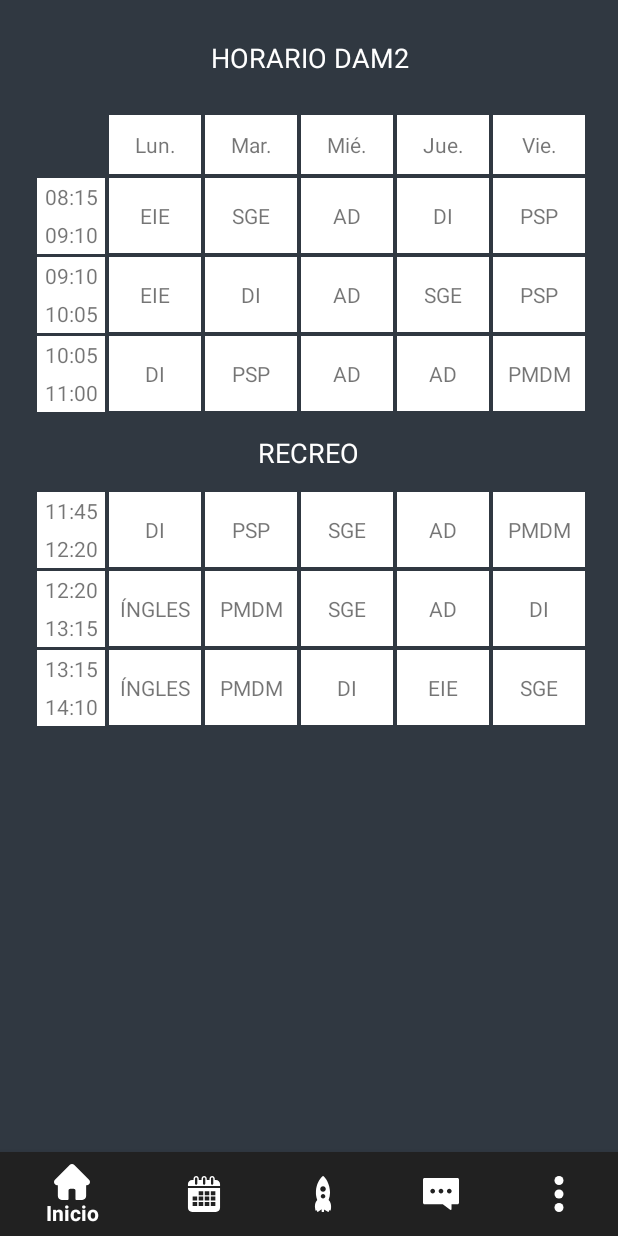
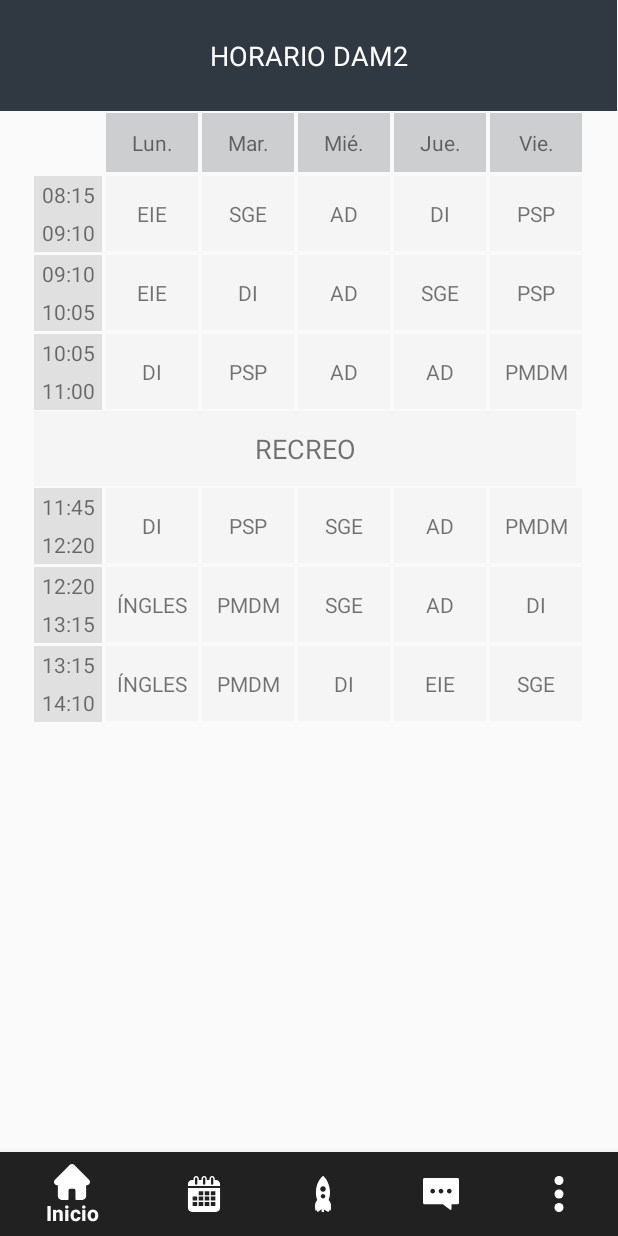
Before and after one commit to JoshDG37/Eduincu, an Android app: the screen it shows after launch once a user with an empty profile is signed in (Container), on a phone screen of 412 x 824 dp. Run offline under Robolectric (Android 15) with nearby library versions, the phone set to English and light mode, and no system bars; our stand-ins replace CircleImageView, Firebase (no records; nobody signed in at launch, a user with empty details on screens opened directly), Picasso; libraries missing offline, so code that uses them is left out: com.github.sundeepk.compactcalendarview, com.theartofdev.edmodo.

Commit message:
El Inicio y Calendario definitive

```diff
--- a/app/src/main/java/com/example/test_cont/Calendar.java
+++ b/app/src/main/java/com/example/test_cont/Calendar.java
@@ -126,8 +126,8 @@ public class Calendar extends Fragment {
             public void onChildAdded(@NonNull DataSnapshot dataSnapshot, @Nullable String s) {
                 String fecha = dataSnapshot.child( "fecha" ).getValue().toString();
                 String evento = dataSnapshot.child( "evento" ).getValue().toString();
-                eventos.add(new Event( Color.WHITE, convertirMilli( fecha ), evento ) );
-                compactCalendarView.addEvent(new Event( Color.WHITE, convertirMilli( fecha ), evento )  );
+                eventos.add(new Event( Color.BLACK, convertirMilli( fecha ), evento ) );
+                compactCalendarView.addEvent(new Event( Color.BLACK, convertirMilli( fecha ), evento )  );
 
                 //Para mostrar el texto en el listView "Evento: Fecha"
                 String infoDia =evento+": "+fecha;
--- a/app/src/main/res/layout/fragment_calendar.xml
+++ b/app/src/main/res/layout/fragment_calendar.xml
@@ -39,12 +39,12 @@
         android:layout_marginTop="74dp"
         android:paddingLeft="10dp"
         android:paddingRight="10dp"
-        app:compactCalendarBackgroundColor="#303841"
+        app:compactCalendarBackgroundColor="#F5F5F5"
         app:compactCalendarCurrentDayBackgroundColor="#CDCECF"
-        app:compactCalendarCurrentSelectedDayBackgroundColor="#303841"
+        app:compactCalendarCurrentSelectedDayBackgroundColor="#E0E0E0"
         app:compactCalendarMultiEventIndicatorColor="#fff"
         app:compactCalendarTargetHeight="250dp"
-        app:compactCalendarTextColor="#fff"
+        app:compactCalendarTextColor="#303841"
         app:compactCalendarTextSize="16sp"
         app:layout_constraintEnd_toEndOf="parent"
         app:layout_constraintStart_toStartOf="parent"
--- a/app/src/main/res/layout/fragment_home.xml
+++ b/app/src/main/res/layout/fragment_home.xml
@@ -4,15 +4,30 @@
     xmlns:tools="http://schemas.android.com/tools"
     android:layout_width="match_parent"
     android:layout_height="match_parent"
-    android:background="#303841"
+
     tools:context=".Home">
 
 
+    <TextView
+        android:id="@+id/textView"
+        android:layout_width="411dp"
+        android:layout_height="74dp"
+        android:background="#303841"
+        android:gravity="center"
+        android:text="HORARIO DAM2"
+        android:textColor="#FFF"
+        android:textSize="18dp"
+        app:layout_column="0"
+        app:layout_columnSpan="7"
+        app:layout_row="0" />
+
     <androidx.gridlayout.widget.GridLayout
         android:id="@+id/gridLayout"
-        android:layout_width="367dp"
-        android:layout_height="487dp"
-        android:layout_margin="1dp"
+        android:layout_width="368dp"
+        android:layout_height="407dp"
+        android:layout_marginStart="20dp"
+        android:layout_marginTop="74dp"
+        android:layout_marginEnd="23dp"
         android:foregroundGravity="center"
         app:layout_constraintEnd_toEndOf="parent"
         app:layout_constraintStart_toStartOf="parent"
@@ -23,7 +38,7 @@
             android:layout_width="61dp"
             android:layout_height="50dp"
             android:layout_margin="1dp"
-            android:background="#FFF"
+            android:background="#F5F5F5"
             android:gravity="center"
             android:padding="10dp"
             android:text="AD"
@@ -35,7 +50,7 @@
             android:layout_width="61dp"
             android:layout_height="50dp"
             android:layout_margin="1dp"
-            android:background="#FFF"
+            android:background="#F5F5F5"
             android:gravity="center"
             android:padding="10dp"
             android:text="AD"
@@ -44,11 +59,10 @@
             app:layout_rowSpan="2" />
 
         <TextView
-            android:id="@+id/textView47"
             android:layout_width="61dp"
             android:layout_height="50dp"
             android:layout_margin="1dp"
-            android:background="#FFF"
+            android:background="#F5F5F5"
             android:gravity="center"
             android:padding="10dp"
             android:text="SGE"
@@ -61,7 +75,7 @@
             android:layout_width="61dp"
             android:layout_height="50dp"
             android:layout_margin="1dp"
-            android:background="#FFF"
+            android:background="#F5F5F5"
             android:gravity="center"
             android:padding="10dp"
             android:text="SGE"
@@ -73,7 +87,7 @@
             android:layout_width="61dp"
             android:layout_height="50dp"
             android:layout_margin="1dp"
-            android:background="#FFF"
+            android:background="#F5F5F5"
             android:gravity="center"
             android:padding="10dp"
             android:text="DI"
@@ -85,7 +99,7 @@
             android:layout_width="45dp"
             android:layout_height="25dp"
             android:layout_marginLeft="2dp"
-            android:background="#FFF"
+            android:background="#E0E0E0"
             android:gravity="center"
             android:text="09:10"
             android:textSize="14dp"
@@ -96,7 +110,7 @@
             android:layout_width="45dp"
             android:layout_height="25dp"
             android:layout_marginLeft="2dp"
-            android:background="#FFF"
+            android:background="#E0E0E0"
             android:gravity="center"
             android:text="10:05"
             android:textSize="14dp"
@@ -107,7 +121,7 @@
             android:layout_width="45dp"
             android:layout_height="25dp"
             android:layout_marginLeft="2dp"
-            android:background="#FFF"
+            android:background="#E0E0E0"
             android:gravity="center"
             android:text="11:00"
             android:textSize="14dp"
@@ -118,7 +132,7 @@
             android:layout_width="45dp"
             android:layout_height="25dp"
             android:layout_marginLeft="2dp"
-            android:background="#FFF"
+            android:background="#E0E0E0"
             android:gravity="center"
             android:text="12:20"
             android:textSize="14dp"
@@ -130,7 +144,7 @@
             android:layout_width="45dp"
             android:layout_height="25dp"
             android:layout_marginLeft="2dp"
-            android:background="#FFF"
+            android:background="#E0E0E0"
             android:gravity="center"
             android:text="13:15"
             android:textSize="14dp"
@@ -142,36 +156,25 @@
             android:layout_width="45dp"
             android:layout_height="25dp"
             android:layout_marginLeft="2dp"
-            android:background="#FFF"
+            android:background="#E0E0E0"
             android:gravity="center"
             android:text="14:10"
             android:textSize="14dp"
             app:layout_column="0"
             app:layout_row="14" />
 
+
         <TextView
             android:layout_width="361dp"
             android:layout_height="50dp"
             android:layout_marginLeft="2dp"
-            android:layout_marginTop="1dp"
+            android:background="#F5F5F5"
             android:gravity="center"
             android:text="RECREO"
-            android:textColor="#FFFFFF"
             android:textSize="18dp"
             app:layout_column="0"
             app:layout_columnSpan="7"
             app:layout_row="8" />
-
-        <TextView
-            android:layout_width="match_parent"
-            android:layout_height="74dp"
-            android:gravity="center"
-            android:text="HORARIO DAM2"
-            android:textColor="#FFF"
-            android:textSize="18dp"
-            app:layout_column="0"
-            app:layout_columnSpan="7"
-            app:layout_row="0" />
 
         <TextView
             android:layout_width="45dp"
@@ -179,7 +182,7 @@
             android:layout_marginLeft="2dp"
             android:layout_marginTop="1dp"
             android:layout_marginRight="1dp"
-            android:background="#FFF"
+            android:background="#E0E0E0"
             android:gravity="center"
             android:padding="0dp"
             android:text="08:15"
@@ -193,7 +196,7 @@
             android:layout_marginLeft="2dp"
             android:layout_marginTop="1dp"
             android:layout_marginRight="1dp"
-            android:background="#FFF"
+            android:background="#E0E0E0"
             android:gravity="center"
             android:text="09:10"
             android:textSize="14dp"
@@ -206,7 +209,7 @@
             android:layout_marginLeft="2dp"
             android:layout_marginTop="1dp"
             android:layout_marginRight="1dp"
-            android:background="#FFF"
+            android:background="#E0E0E0"
             android:gravity="center"
             android:text="10:05"
             android:textSize="14dp"
@@ -220,7 +223,7 @@
             android:layout_marginLeft="2dp"
             android:layout_marginTop="1dp"
             android:layout_marginRight="1dp"
-            android:background="#FFF"
+            android:background="#E0E0E0"
             android:gravity="center"
             android:text="11:45"
             android:textSize="14dp"
@@ -234,7 +237,7 @@
             android:layout_marginLeft="2dp"
             android:layout_marginTop="1dp"
             android:layout_marginRight="1dp"
-            android:background="#FFF"
+            android:background="#E0E0E0"
             android:gravity="center"
             android:text="12:20"
             android:textSize="14dp"
@@ -248,7 +251,7 @@
             android:layout_marginLeft="2dp"
             android:layout_marginTop="1dp"
             android:layout_marginRight="1dp"
-            android:background="#FFF"
+            android:background="#E0E0E0"
             android:gravity="center"
             android:text="13:15"
             android:textSize="14dp"
@@ -259,7 +262,7 @@
             android:layout_width="61dp"
             android:layout_height="wrap_content"
             android:layout_margin="1dp"
-            android:background="#FFF"
+            android:background="#CDCECF"
             android:gravity="center"
             android:padding="10dp"
             android:text="Lun."
@@ -270,7 +273,7 @@
             android:layout_width="61dp"
             android:layout_height="50dp"
             android:layout_margin="1dp"
-            android:background="#FFF"
+            android:background="#F5F5F5"
             android:gravity="center"
             android:padding="10dp"
             android:text="EIE"
@@ -282,7 +285,7 @@
             android:layout_width="61dp"
             android:layout_height="50dp"
             android:layout_margin="1dp"
-            android:background="#FFF"
+            android:background="#F5F5F5"
             android:gravity="center"
             android:padding="10dp"
             android:text="EIE"
@@ -294,7 +297,7 @@
             android:layout_width="61dp"
             android:layout_height="50dp"
             android:layout_margin="1dp"
-            android:background="#FFF"
+            android:background="#F5F5F5"
             android:gravity="center"
             android:padding="10dp"
             android:text="DI"
@@ -303,11 +306,10 @@
             app:layout_rowSpan="2" />
 
         <TextView
-            android:id="@+id/textView45"
             android:layout_width="61dp"
             android:layout_height="50dp"
             android:layout_margin="1dp"
-            android:background="#FFF"
+            android:background="#F5F5F5"
             android:gravity="center"
             android:padding="10dp"
             android:text="DI"
@@ -319,7 +321,7 @@
             android:layout_width="61dp"
             android:layout_height="50dp"
             android:layout_margin="1dp"
-            android:background="#FFF"
+            android:background="#F5F5F5"
             android:gravity="center"
             android:padding="1dp"
             android:text="ÍNGLES"
@@ -328,11 +330,10 @@
             app:layout_rowSpan="4" />
 
         <TextView
-            android:id="@+id/textView60"
             android:layout_width="61dp"
             android:layout_height="50dp"
             android:layout_margin="1dp"
-            android:background="#FFF"
+            android:background="#F5F5F5"
             android:gravity="center"
             android:padding="1dp"
             android:text="ÍNGLES"
@@ -344,7 +345,7 @@
             android:layout_width="61dp"
             android:layout_height="50dp"
             android:layout_margin="1dp"
-            android:background="#FFF"
+            android:background="#F5F5F5"
             android:gravity="center"
             android:padding="10dp"
             android:text="SGE"
@@ -356,7 +357,7 @@
             android:layout_width="61dp"
             android:layout_height="50dp"
             android:layout_margin="1dp"
-            android:background="#FFF"
+            android:background="#F5F5F5"
             android:gravity="center"
             android:padding="10dp"
             android:text="DI"
@@ -368,7 +369,7 @@
             android:layout_width="61dp"
             android:layout_height="50dp"
             android:layout_margin="1dp"
-            android:background="#FFF"
+            android:background="#F5F5F5"
             android:gravity="center"
             android:padding="10dp"
             android:text="PSP"
@@ -377,11 +378,10 @@
             app:layout_rowSpan="2" />
 
         <TextView
-            android:id="@+id/textView46"
             android:layout_width="61dp"
             android:layout_height="50dp"
             android:layout_margin="1dp"
-            android:background="#FFF"
+            android:background="#F5F5F5"
             android:gravity="center"
             android:padding="10dp"
             android:text="PSP"
@@ -406,7 +406,7 @@
             android:layout_width="61dp"
             android:layout_height="50dp"
             android:layout_margin="1dp"
-            android:background="#FFF"
+            android:background="#F5F5F5"
             android:gravity="center"
             android:padding="8dp"
             android:text="PMDM"
@@ -418,7 +418,7 @@
             android:layout_width="61dp"
             android:layout_height="50dp"
             android:layout_margin="1dp"
-            android:background="#FFF"
+            android:background="#F5F5F5"
             android:gravity="center"
             android:padding="8dp"
             android:text="PMDM"
@@ -430,7 +430,7 @@
             android:layout_width="61dp"
             android:layout_height="50dp"
             android:layout_margin="1dp"
-            android:background="#FFF"
+            android:background="#F5F5F5"
             android:gravity="center"
             android:padding="10dp"
             android:text="AD"
@@ -442,7 +442,7 @@
             android:layout_width="61dp"
             android:layout_height="50dp"
             android:layout_margin="1dp"
-            android:background="#FFF"
+            android:background="#F5F5F5"
             android:gravity="center"
             android:padding="10dp"
             android:text="DI"
@@ -454,7 +454,7 @@
             android:layout_width="61dp"
             android:layout_height="50dp"
             android:layout_margin="1dp"
-            android:background="#FFF"
+            android:background="#F5F5F5"
             android:gravity="center"
             android:padding="10dp"
             android:text="SGE"
@@ -466,7 +466,7 @@
             android:layout_width="61dp"
             android:layout_height="50dp"
             android:layout_margin="1dp"
-            android:background="#FFF"
+            android:background="#F5F5F5"
             android:gravity="center"
             android:padding="10dp"
             android:text="AD"
@@ -475,11 +475,10 @@
             app:layout_rowSpan="2" />
 
         <TextView
-            android:id="@+id/textView48"
             android:layout_width="61dp"
             android:layout_height="50dp"
             android:layout_margin="1dp"
-            android:background="#FFF"
+            android:background="#F5F5F5"
             android:gravity="center"
             android:padding="10dp"
             android:text="AD"
@@ -488,11 +487,10 @@
             app:layout_rowSpan="2" />
 
         <TextView
-            android:id="@+id/textView56"
             android:layout_width="61dp"
             android:layout_height="50dp"
             android:layout_margin="1dp"
-            android:background="#FFF"
+            android:background="#F5F5F5"
             android:gravity="center"
             android:padding="10dp"
             android:text="AD"
@@ -504,7 +502,7 @@
             android:layout_width="61dp"
             android:layout_height="50dp"
             android:layout_margin="1dp"
-            android:background="#FFF"
+            android:background="#F5F5F5"
             android:gravity="center"
             android:padding="10dp"
             android:text="EIE"
@@ -516,7 +514,7 @@
             android:layout_width="61dp"
             android:layout_height="50dp"
             android:layout_margin="1dp"
-            android:background="#FFF"
+            android:background="#F5F5F5"
             android:gravity="center"
             android:padding="10dp"
             android:text="PSP"
@@ -528,7 +526,7 @@
             android:layout_width="61dp"
             android:layout_height="50dp"
             android:layout_margin="1dp"
-            android:background="#FFF"
+            android:background="#F5F5F5"
             android:gravity="center"
             android:padding="10dp"
             android:text="PSP"
@@ -540,7 +538,7 @@
             android:layout_width="61dp"
             android:layout_height="50dp"
             android:layout_margin="1dp"
-            android:background="#FFF"
+            android:background="#F5F5F5"
             android:gravity="center"
             android:padding="8dp"
             android:text="PMDM"
@@ -549,11 +547,10 @@
             app:layout_rowSpan="2" />
 
         <TextView
-            android:id="@+id/textView49"
             android:layout_width="61dp"
             android:layout_height="50dp"
             android:layout_margin="1dp"
-            android:background="#FFF"
+            android:background="#F5F5F5"
             android:gravity="center"
             android:padding="8dp"
             android:text="PMDM"
@@ -562,11 +559,10 @@
             app:layout_rowSpan="2" />
 
         <TextView
-            android:id="@+id/textView57"
             android:layout_width="61dp"
             android:layout_height="50dp"
             android:layout_margin="1dp"
-            android:background="#FFF"
+            android:background="#F5F5F5"
             android:gravity="center"
             android:padding="8dp"
             android:text="DI"
@@ -578,7 +574,7 @@
             android:layout_width="61dp"
             android:layout_height="50dp"
             android:layout_margin="1dp"
-            android:background="#FFF"
+            android:background="#F5F5F5"
             android:gravity="center"
             android:padding="8dp"
             android:text="SGE"
@@ -590,7 +586,7 @@
             android:layout_width="61dp"
             android:layout_height="wrap_content"
             android:layout_margin="1dp"
-            android:background="#FFF"
+            android:background="#CDCECF"
             android:gravity="center"
             android:padding="10dp"
             android:text="Mar."
@@ -601,7 +597,7 @@
             android:layout_width="61dp"
             android:layout_height="wrap_content"
             android:layout_margin="1dp"
-            android:background="#FFF"
+            android:background="#CDCECF"
             android:gravity="center"
             android:padding="10dp"
             android:text="Mié."
@@ -612,7 +608,7 @@
             android:layout_width="61dp"
             android:layout_height="wrap_content"
             android:layout_margin="1dp"
-            android:background="#FFF"
+            android:background="#CDCECF"
             android:gravity="center"
             android:padding="10dp"
             android:text="Jue."
@@ -623,7 +619,7 @@
             android:layout_width="61dp"
             android:layout_height="wrap_content"
             android:layout_margin="1dp"
-            android:background="#FFF"
+            android:background="#CDCECF"
             android:gravity="center"
             android:padding="10dp"
             android:text="Vie."
```
